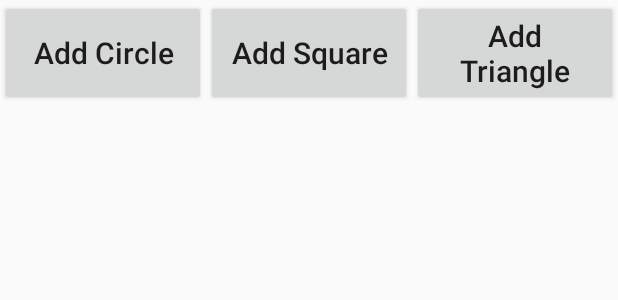
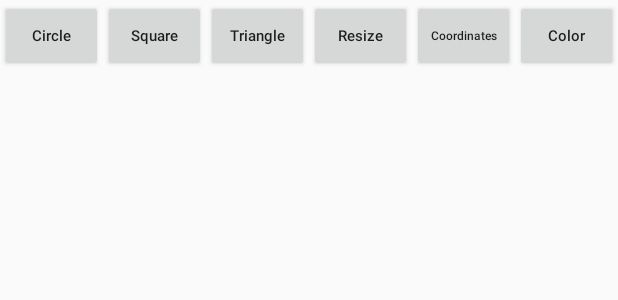
Before and after one commit to wkeller3/CS441_Proj2, an Android app: the layout activity_main.xml on its own in the app's theme, with its tools: preview values and no code run, on a phone screen of 412 x 824 dp. Shown: the top 300 px of the screen. Run offline under Robolectric (Android 15) with nearby library versions, the light colour scheme and no system bars.

Commit message:
Added some new buttons for new functionality. Was able to finally draw a triangle.

```diff
--- a/app/src/main/res/layout/activity_main.xml
+++ b/app/src/main/res/layout/activity_main.xml
@@ -21,27 +21,54 @@
                 android:layout_width="1dp"
                 android:layout_height="match_parent"
                 android:layout_weight="1"
-                android:text="Add Circle"
+                android:text="Circle"
                 android:textAllCaps="false"
-                android:textSize="20dp" />
+                android:textSize="10dp" />
 
             <Button
                 android:id="@+id/square"
                 android:layout_width="1dp"
                 android:layout_height="match_parent"
                 android:layout_weight="1"
-                android:text="Add Square"
+                android:text="Square"
                 android:textAllCaps="false"
-                android:textSize="20dp" />
+                android:textSize="10dp" />
 
             <Button
                 android:id="@+id/triangle"
                 android:layout_width="1dp"
                 android:layout_height="wrap_content"
                 android:layout_weight="1"
-                android:text="Add Triangle"
+                android:text="Triangle"
                 android:textAllCaps="false"
-                android:textSize="20dp" />
+                android:textSize="10dp" />
+
+            <Button
+                android:id="@+id/resize"
+                android:layout_width="1dp"
+                android:layout_height="match_parent"
+                android:layout_weight="1"
+                android:text="Resize"
+                android:textAllCaps="false"
+                android:textSize="10dp" />
+
+            <Button
+                android:id="@+id/coordinates"
+                android:layout_width="1dp"
+                android:layout_height="match_parent"
+                android:layout_weight="1"
+                android:text="Coordinates"
+                android:textAllCaps="false"
+                android:textSize="8dp" />
+
+            <Button
+                android:id="@+id/color"
+                android:layout_width="1dp"
+                android:layout_height="wrap_content"
+                android:layout_weight="1"
+                android:text="Color"
+                android:textAllCaps="false"
+                android:textSize="10dp" />
 
         </LinearLayout>
 
@@ -50,6 +77,12 @@
             android:layout_width="match_parent"
             android:layout_height="wrap_content"
             android:orientation="vertical">
+
+            <TextView
+                android:id="@+id/textView"
+                android:layout_width="wrap_content"
+                android:layout_height="wrap_content"
+                android:text="" />
         </LinearLayout>
     </LinearLayout>
 
```
Also changed, not shown: app/src/main/java/com/example/project2/MainActivity.java (+59 -0 lines), app/src/main/java/com/example/project2/MySurface.java (+9 -4 lines).
